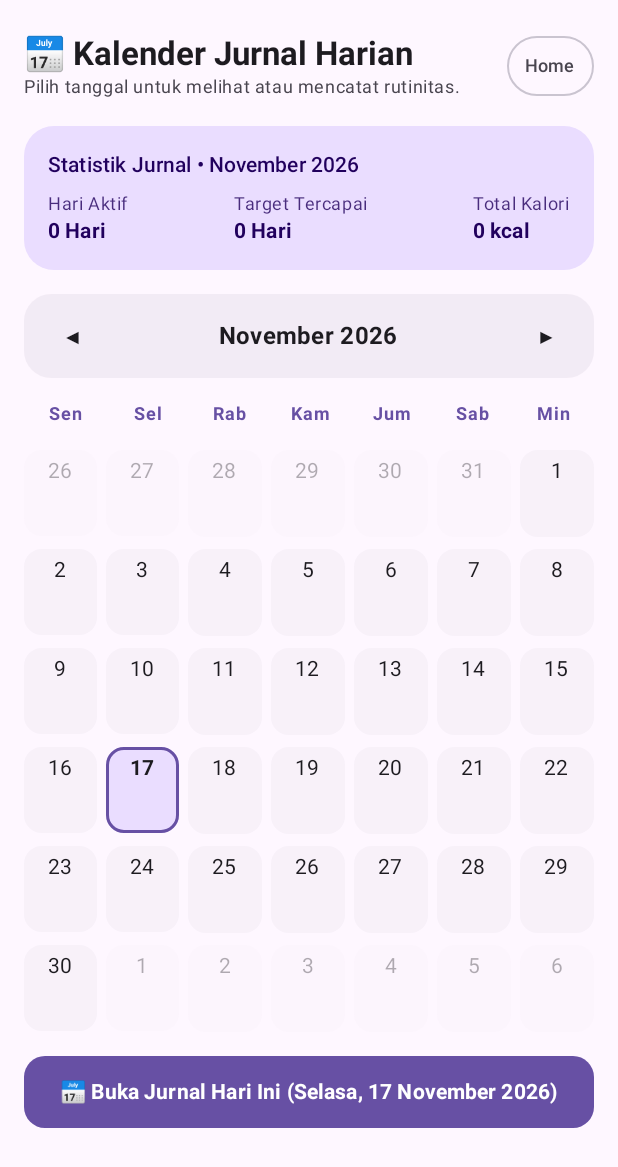
After one commit to agungSketch/mealprep_app, an Android app built with Jetpack Compose: the composable RoutineCalendarScreen shown on its own in the app's theme, on a phone screen of 412 x 824 dp. The commit adds this screen. Shown: the top 1167 px of the screen. Run offline under Robolectric (Android 15) with nearby library versions, the phone set to English and light mode, and no system bars.

Commit message:
Add Monthly Routine Calendar screen and date-based navigation flow

```diff
--- a/shared/src/commonMain/kotlin/com/example/mealprep/domain/DailyRoutineModel.kt
+++ b/shared/src/commonMain/kotlin/com/example/mealprep/domain/DailyRoutineModel.kt
@@ -14,6 +14,7 @@ data class DailyHabit(
 )
 
 data class DailyRoutineState(
+    val dateIso: String = "2026-11-17",
     val activeGoal: GoalType? = null,
     val macroTarget: MacroTarget? = null,
     val activePlan: RecommendedDayPlan? = null,
@@ -40,12 +41,136 @@ data class DailyRoutineState(
     val completedHabitsCount: Int
         get() = habits.count { it.isCompleted }
 
+    val isDayGoalAchieved: Boolean
+        get() = (completedMealsCount >= 3 || (macroTarget != null && consumedCalories >= macroTarget.targetCalories * 0.9))
+
     companion object {
         val defaultHabits = listOf(
-            DailyHabit("h1", "Minum Air 2.5 Litur", "Jaga hidrasi tubuh sepanjang hari", "💧"),
+            DailyHabit("h1", "Minum Air 2.5 Liter", "Jaga hidrasi tubuh sepanjang hari", "💧"),
             DailyHabit("h2", "Olahraga 30 Menit", "Jalan cepat, gym, atau cardio ringan", "🏃‍♂️"),
             DailyHabit("h3", "Tidur Cukup 7-8 Jam", "Istirahat cukup untuk pemulihan otot", "😴"),
             DailyHabit("h4", "Batasi Gula Tambahan", "Hindari minuman manis berlebih", "🍎")
         )
     }
 }
+
+data class CalendarDayInfo(
+    val dayNumber: Int,
+    val dateIso: String,
+    val isCurrentMonth: Boolean,
+    val isToday: Boolean
+)
+
+object DateUtils {
+    fun formatDateIso(year: Int, month: Int, day: Int): String {
+        val m = if (month < 10) "0$month" else "$month"
+        val d = if (day < 10) "0$day" else "$day"
+        return "$year-$m-$d"
+    }
+
+    fun parseDateIso(dateIso: String): Triple<Int, Int, Int> {
+        val parts = dateIso.split("-")
+        val year = parts.getOrNull(0)?.toIntOrNull() ?: 2026
+        val month = parts.getOrNull(1)?.toIntOrNull() ?: 11
+        val day = parts.getOrNull(2)?.toIntOrNull() ?: 17
+        return Triple(year, month, day)
+    }
+
+    fun getMonthName(monthNumber: Int): String {
+        return when (monthNumber) {
+            1 -> "Januari"
+            2 -> "Februari"
+            3 -> "Maret"
+            4 -> "April"
+            5 -> "Mei"
+            6 -> "Juni"
+            7 -> "Juli"
+            8 -> "Agustus"
+            9 -> "September"
+            10 -> "Oktober"
+            11 -> "November"
+            12 -> "Desember"
+            else -> "November"
+        }
+    }
+
+    fun getDayOfWeekName(year: Int, month: Int, day: Int): String {
+        val firstDay = getFirstDayOfWeek(year, month)
+        val dayOfWeekIndex = (firstDay + (day - 1)) % 7
+        return when (dayOfWeekIndex) {
+            0 -> "Senin"
+            1 -> "Selasa"
+            2 -> "Rabu"
+            3 -> "Kamis"
+            4 -> "Jumat"
+            5 -> "Sabtu"
+            6 -> "Minggu"
+            else -> "Senin"
+        }
+    }
+
+    fun formatIndonesianDate(dateIso: String): String {
+        val (year, month, day) = parseDateIso(dateIso)
+        val dayName = getDayOfWeekName(year, month, day)
+        val monthName = getMonthName(month)
+        return "$dayName, $day $monthName $year"
+    }
+
+    fun getDaysInMonth(year: Int, month: Int): Int {
+        return when (month) {
+            2 -> if (isLeapYear(year)) 29 else 28
+            4, 6, 9, 11 -> 30
+            else -> 31
+        }
+    }
+
+    private fun isLeapYear(year: Int): Boolean {
+        return (year % 4 == 0 && year % 100 != 0) || (year % 400 == 0)
+    }
+
+    // 0 = Monday, ..., 6 = Sunday
+    fun getFirstDayOfWeek(year: Int, month: Int): Int {
+        val m = if (month < 3) month + 12 else month
+        val y = if (month < 3) year - 1 else year
+        val k = y % 100
+        val j = y / 100
+        val h = (1 + (13 * (m + 1)) / 5 + k + (k / 4) + (j / 4) + (5 * j)) % 7
+        return (h + 5) % 7
+    }
+
+    fun generateMonthGrid(year: Int, month: Int, todayIso: String = "2026-11-17"): List<CalendarDayInfo> {
+        val firstDayOfWeek = getFirstDayOfWeek(year, month)
+        val daysInMonth = getDaysInMonth(year, month)
+
+        val prevMonth = if (month == 1) 12 else month - 1
+        val prevYear = if (month == 1) year - 1 else year
+        val prevMonthDays = getDaysInMonth(prevYear, prevMonth)
+
+        val grid = mutableListOf<CalendarDayInfo>()
+
+        // Previous month trailing days
+        for (i in (firstDayOfWeek - 1) downTo 0) {
+            val day = prevMonthDays - i
+            val dateIso = formatDateIso(prevYear, prevMonth, day)
+            grid.add(CalendarDayInfo(dayNumber = day, dateIso = dateIso, isCurrentMonth = false, isToday = (dateIso == todayIso)))
+        }
+
+        // Current month days
+        for (day in 1..daysInMonth) {
+            val dateIso = formatDateIso(year, month, day)
+            grid.add(CalendarDayInfo(dayNumber = day, dateIso = dateIso, isCurrentMonth = true, isToday = (dateIso == todayIso)))
+        }
+
+        // Next month leading days
+        val nextMonth = if (month == 12) 1 else month + 1
+        val nextYear = if (month == 12) year + 1 else year
+        var nextDay = 1
+        while (grid.size % 7 != 0 || grid.size < 35) {
+            val dateIso = formatDateIso(nextYear, nextMonth, nextDay)
+            grid.add(CalendarDayInfo(dayNumber = nextDay, dateIso = dateIso, isCurrentMonth = false, isToday = (dateIso == todayIso)))
+            nextDay++
+        }
+
+        return grid
+    }
+}
--- /dev/null
+++ b/shared/src/commonMain/kotlin/com/example/mealprep/ui/RoutineCalendarScreen.kt
@@ -0,0 +1,313 @@
+package com.example.mealprep.ui
+
+import androidx.compose.foundation.background
+import androidx.compose.foundation.border
+import androidx.compose.foundation.clickable
+import androidx.compose.foundation.layout.*
+import androidx.compose.foundation.rememberScrollState
+import androidx.compose.foundation.shape.CircleShape
+import androidx.compose.foundation.shape.RoundedCornerShape
+import androidx.compose.foundation.verticalScroll
+import androidx.compose.material3.*
+import androidx.compose.runtime.*
+import androidx.compose.ui.Alignment
+import androidx.compose.ui.Modifier
+import androidx.compose.ui.draw.clip
+import androidx.compose.ui.graphics.Color
+import androidx.compose.ui.text.font.FontWeight
+import androidx.compose.ui.text.style.TextAlign
+import androidx.compose.ui.unit.dp
+import androidx.compose.ui.unit.sp
+import com.example.mealprep.domain.CalendarDayInfo
+import com.example.mealprep.domain.DailyRoutineState
+import com.example.mealprep.domain.DateUtils
+
+@Composable
+fun RoutineCalendarScreen(
+    routineLogs: Map<String, DailyRoutineState>,
+    todayIso: String = "2026-11-17",
+    onSelectDate: (String) -> Unit,
+    onBackToHome: () -> Unit
+) {
+    val (initialYear, initialMonth, _) = DateUtils.parseDateIso(todayIso)
+    var currentYear by remember { mutableStateOf(initialYear) }
+    var currentMonth by remember { mutableStateOf(initialMonth) }
+
+    val monthGrid = remember(currentYear, currentMonth, todayIso) {
+        DateUtils.generateMonthGrid(currentYear, currentMonth, todayIso)
+    }
+
+    // Hitung statistik bulanan
+    val currentMonthLogs = routineLogs.filterKeys { dateIso ->
+        val (y, m, _) = DateUtils.parseDateIso(dateIso)
+        y == currentYear && m == currentMonth
+    }
+
+    val activeDaysCount = currentMonthLogs.values.count { it.consumedCalories > 0 || it.waterIntakeMl > 0 }
+    val totalCaloriesMonth = currentMonthLogs.values.sumOf { it.consumedCalories }
+    val goalAchievedDaysCount = currentMonthLogs.values.count { it.isDayGoalAchieved }
+
+    Column(
+        modifier = Modifier
+            .fillMaxSize()
+            .statusBarsPadding()
+            .padding(start = 16.dp, end = 16.dp, top = 20.dp, bottom = 24.dp)
+            .verticalScroll(rememberScrollState()),
+        verticalArrangement = Arrangement.spacedBy(16.dp)
+    ) {
+        // Header Screen
+        Row(
+            modifier = Modifier.fillMaxWidth(),
+            horizontalArrangement = Arrangement.SpaceBetween,
+            verticalAlignment = Alignment.CenterVertically
+        ) {
+            Column {
+                Text(
+                    text = "📅 Kalender Jurnal Harian",
+                    style = MaterialTheme.typography.titleLarge,
+                    fontWeight = FontWeight.Bold
+                )
+                Text(
+                    text = "Pilih tanggal untuk melihat atau mencatat rutinitas.",
+                    style = MaterialTheme.typography.bodySmall,
+                    color = MaterialTheme.colorScheme.onSurfaceVariant
+                )
+            }
+            OutlinedButton(
+                onClick = onBackToHome,
+                contentPadding = PaddingValues(horizontal = 12.dp, vertical = 4.dp)
+            ) {
+                Text("Home", fontSize = 12.sp)
+            }
+        }
+
+        // Ringkasan Statistik Bulanan
+        Card(
+            modifier = Modifier.fillMaxWidth(),
+            shape = RoundedCornerShape(20.dp),
+            colors = CardDefaults.cardColors(containerColor = MaterialTheme.colorScheme.primaryContainer)
+        ) {
+            Column(
+                modifier = Modifier.padding(16.dp),
+                verticalArrangement = Arrangement.spacedBy(8.dp)
+            ) {
+                Text(
+                    text = "Statistik Jurnal • ${DateUtils.getMonthName(currentMonth)} $currentYear",
+                    style = MaterialTheme.typography.labelLarge,
+                    color = MaterialTheme.colorScheme.onPrimaryContainer,
+                    fontWeight = FontWeight.SemiBold
+                )
+
+                Row(
+                    modifier = Modifier.fillMaxWidth(),
+                    horizontalArrangement = Arrangement.SpaceBetween
+                ) {
+                    CalendarStatItem(label = "Hari Aktif", value = "$activeDaysCount Hari")
+                    CalendarStatItem(label = "Target Tercapai", value = "$goalAchievedDaysCount Hari")
+                    CalendarStatItem(label = "Total Kalori", value = "$totalCaloriesMonth kcal")
+                }
+            }
+        }
+
+        // Navigasi Bulan & Tahun (< November 2026 >)
+        Card(
+            modifier = Modifier.fillMaxWidth(),
+            shape = RoundedCornerShape(18.dp),
+            colors = CardDefaults.cardColors(containerColor = MaterialTheme.colorScheme.surfaceVariant.copy(alpha = 0.5f))
+        ) {
+            Row(
+                modifier = Modifier
+                    .fillMaxWidth()
+                    .padding(horizontal = 8.dp, vertical = 4.dp),
+                horizontalArrangement = Arrangement.SpaceBetween,
+                verticalAlignment = Alignment.CenterVertically
+            ) {
+                IconButton(
+                    onClick = {
+                        if (currentMonth == 1) {
+                            currentMonth = 12
+                            currentYear -= 1
+                        } else {
+                            currentMonth -= 1
+                        }
+                    }
+                ) {
+                    Text("◀", fontSize = 14.sp)
+                }
+
+                Text(
+                    text = "${DateUtils.getMonthName(currentMonth)} $currentYear",
+                    style = MaterialTheme.typography.titleMedium,
+                    fontWeight = FontWeight.Bold
+                )
+
+                IconButton(
+                    onClick = {
+                        if (currentMonth == 12) {
+                            currentMonth = 1
+                            currentYear += 1
+                        } else {
+                            currentMonth += 1
+                        }
+                    }
+                ) {
+                    Text("▶", fontSize = 14.sp)
+                }
+            }
+        }
+
+        // Header Hari (Sen, Sel, Rab, Kam, Jum, Sab, Min)
+        Row(
+            modifier = Modifier.fillMaxWidth(),
+            horizontalArrangement = Arrangement.SpaceAround
+        ) {
+            listOf("Sen", "Sel", "Rab", "Kam", "Jum", "Sab", "Min").forEach { dayLabel ->
+                Text(
+                    text = dayLabel,
+                    modifier = Modifier.weight(1f),
+                    style = MaterialTheme.typography.labelMedium,
+                    fontWeight = FontWeight.Bold,
+                    textAlign = TextAlign.Center,
+                    color = MaterialTheme.colorScheme.primary
+                )
+            }
+        }
+
+        // Grid Kalender 7 Kolom
+        val chunkedGrid = monthGrid.chunked(7)
+        Column(verticalArrangement = Arrangement.spacedBy(8.dp)) {
+            chunkedGrid.forEach { week ->
+                Row(
+                    modifier = Modifier.fillMaxWidth(),
+                    horizontalArrangement = Arrangement.spacedBy(6.dp)
+                ) {
+                    week.forEach { dayInfo ->
+                        val dayState = routineLogs[dayInfo.dateIso]
+                        CalendarDayCard(
+                            modifier = Modifier.weight(1f),
+                            dayInfo = dayInfo,
+                            routineState = dayState,
+                            onClick = { onSelectDate(dayInfo.dateIso) }
+                        )
+                    }
+                }
+            }
+        }
+
+        // Quick button ke Jurnal Hari Ini
+        Button(
+            onClick = { onSelectDate(todayIso) },
+            modifier = Modifier
+                .fillMaxWidth()
+                .height(48.dp),
+            shape = RoundedCornerShape(14.dp)
+        ) {
+            Text(
+                text = "📅 Buka Jurnal Hari Ini (${DateUtils.formatIndonesianDate(todayIso)})",
+                fontWeight = FontWeight.Bold
+            )
+        }
+
+        Spacer(modifier = Modifier.height(16.dp))
+    }
+}
+
+@Composable
+private fun CalendarStatItem(label: String, value: String) {
+    Column {
+        Text(
+            text = label,
+            style = MaterialTheme.typography.bodySmall,
+            color = MaterialTheme.colorScheme.onPrimaryContainer.copy(alpha = 0.8f)
+        )
+        Text(
+            text = value,
+            style = MaterialTheme.typography.titleSmall,
+            fontWeight = FontWeight.Bold,
+            color = MaterialTheme.colorScheme.onPrimaryContainer
+        )
+    }
+}
+
+@Composable
+private fun CalendarDayCard(
+    modifier: Modifier,
+    dayInfo: CalendarDayInfo,
+    routineState: DailyRoutineState?,
+    onClick: () -> Unit
+) {
+    val isCompleted = routineState?.isDayGoalAchieved == true
+    val hasLog = (routineState?.consumedCalories ?: 0) > 0 || (routineState?.waterIntakeMl ?: 0) > 0
+
+    val backgroundColor = when {
+        dayInfo.isToday -> MaterialTheme.colorScheme.primaryContainer
+        hasLog -> MaterialTheme.colorScheme.surfaceVariant.copy(alpha = 0.7f)
+        dayInfo.isCurrentMonth -> MaterialTheme.colorScheme.surfaceVariant.copy(alpha = 0.3f)
+        else -> MaterialTheme.colorScheme.surfaceVariant.copy(alpha = 0.1f)
+    }
+
+    val contentAlpha = if (dayInfo.isCurrentMonth) 1.0f else 0.35f
+
+    Card(
+        modifier = modifier
+            .aspectRatio(0.85f)
+            .clickable { onClick() }
+            .then(
+                if (dayInfo.isToday) Modifier.border(
+                    width = 1.5.dp,
+                    color = MaterialTheme.colorScheme.primary,
+                    shape = RoundedCornerShape(12.dp)
+                ) else Modifier
+            ),
+        shape = RoundedCornerShape(12.dp),
+        colors = CardDefaults.cardColors(containerColor = backgroundColor)
+    ) {
+        Column(
+            modifier = Modifier
+                .fillMaxSize()
+                .padding(4.dp),
+            horizontalAlignment = Alignment.CenterHorizontally,
+            verticalArrangement = Arrangement.SpaceBetween
+        ) {
+            Text(
+                text = "${dayInfo.dayNumber}",
+                style = MaterialTheme.typography.bodyMedium,
+                fontWeight = if (dayInfo.isToday || hasLog) FontWeight.Bold else FontWeight.Normal,
+                color = MaterialTheme.colorScheme.onSurface.copy(alpha = contentAlpha)
+            )
+
+            if (routineState != null && hasLog) {
+                Column(
+                    horizontalAlignment = Alignment.CenterHorizontally,
+                    verticalArrangement = Arrangement.spacedBy(1.dp)
+                ) {
+                    if (routineState.consumedCalories > 0) {
+                        Surface(
+                            shape = RoundedCornerShape(4.dp),
+                            color = if (isCompleted) MaterialTheme.colorScheme.primary else MaterialTheme.colorScheme.secondary.copy(alpha = 0.8f),
+                            contentColor = Color.White
+                        ) {
+                            Text(
+                                text = "${routineState.consumedCalories}",
+                                fontSize = 8.sp,
+                                fontWeight = FontWeight.Bold,
+                                modifier = Modifier.padding(horizontal = 3.dp, vertical = 0.dp)
+                            )
+                        }
+                    }
+
+                    if (routineState.waterIntakeMl > 0) {
+                        Box(
+                            modifier = Modifier
+                                .size(5.dp)
+                                .clip(CircleShape)
+                                .background(MaterialTheme.colorScheme.primary)
+                        )
+                    }
+                }
+            } else {
+                Spacer(modifier = Modifier.height(10.dp))
+            }
+        }
+    }
+}
```
Also changed, not shown: shared/src/commonMain/kotlin/com/example/mealprep/App.kt (+51 -10 lines), shared/src/commonMain/kotlin/com/example/mealprep/ui/DailyRoutineScreen.kt (+10 -9 lines), shared/src/commonMain/kotlin/com/example/mealprep/ui/HomeScreen.kt (+4 -4 lines), 1 other file.
